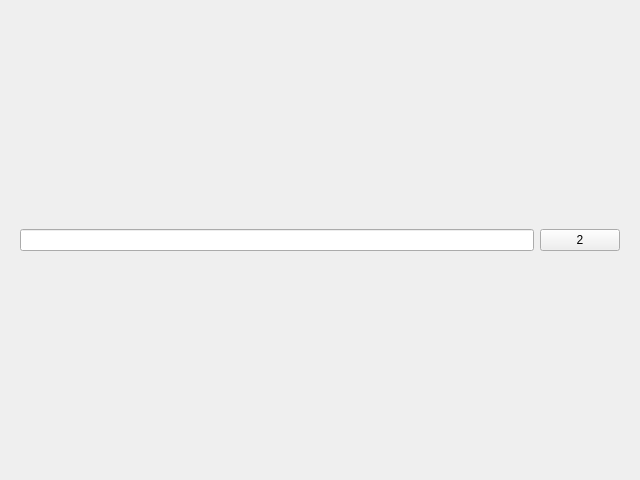
The window that gui_for_create_secad/form2.ui (baseoleph/secad) describes before a commit, drawn with Qt 5.
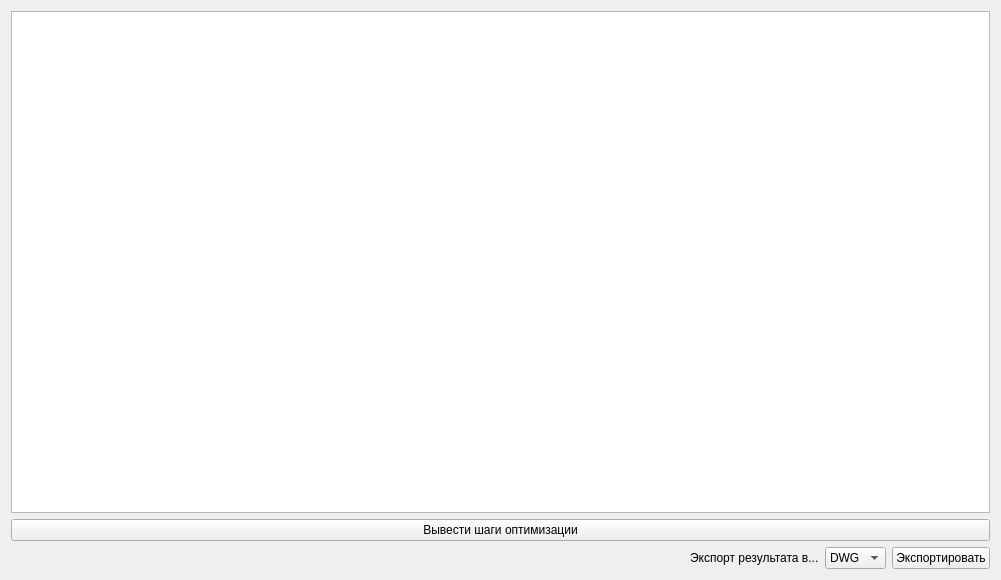
The same window after the commit.

Commit message:
Form's creation
Создал первый вариант окон в программе

```diff
--- a/gui_for_create_secad/form2.ui
+++ b/gui_for_create_secad/form2.ui
@@ -6,8 +6,8 @@
    <rect>
     <x>0</x>
     <y>0</y>
-    <width>640</width>
-    <height>480</height>
+    <width>1001</width>
+    <height>580</height>
    </rect>
   </property>
   <property name="windowTitle">
@@ -15,23 +15,72 @@
   </property>
   <layout class="QVBoxLayout" name="verticalLayout">
    <item>
-    <widget class="QWidget" name="widget" native="true">
-     <property name="autoFillBackground">
-      <bool>true</bool>
+    <widget class="QGraphicsView" name="graphicsView"/>
+   </item>
+   <item>
+    <widget class="QPushButton" name="pushButton_2">
+     <property name="text">
+      <string>Вывести шаги оптимизации</string>
      </property>
+    </widget>
+   </item>
+   <item>
      <layout class="QHBoxLayout" name="horizontalLayout">
       <item>
-       <widget class="QLineEdit" name="lineEdit"/>
+      <spacer name="horizontalSpacer">
+       <property name="orientation">
+        <enum>Qt::Horizontal</enum>
+       </property>
+       <property name="sizeHint" stdset="0">
+        <size>
+         <width>40</width>
+         <height>20</height>
+        </size>
+       </property>
+      </spacer>
+     </item>
+     <item>
+      <widget class="QLabel" name="label">
+       <property name="text">
+        <string>Экспорт результата в...</string>
+       </property>
+      </widget>
+     </item>
+     <item>
+      <widget class="QComboBox" name="comboBox">
+       <item>
+        <property name="text">
+         <string>DWG</string>
+        </property>
+       </item>
+       <item>
+        <property name="text">
+         <string>PDF</string>
+        </property>
+       </item>
+       <item>
+        <property name="text">
+         <string>PNG</string>
+        </property>
+       </item>
+       <item>
+        <property name="text">
+         <string>JPEG</string>
+        </property>
+       </item>
+      </widget>
       </item>
       <item>
        <widget class="QPushButton" name="pushButton">
         <property name="text">
-         <string>2</string>
+        <string>Экспортировать</string>
         </property>
        </widget>
       </item>
      </layout>
-    </widget>
+   </item>
+   <item>
+    <layout class="QHBoxLayout" name="horizontalLayout_2"/>
    </item>
   </layout>
  </widget>
```
Lines whose indentation alone changed are shown as unchanged. The commit also changes 2 other files.
